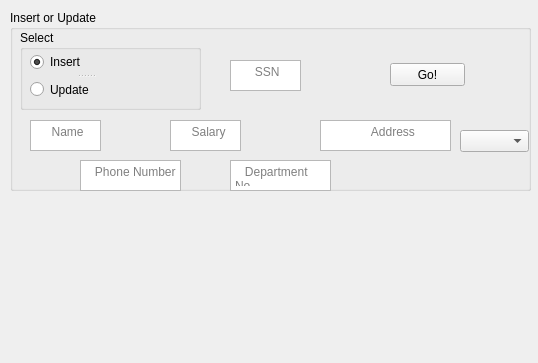
Umneiah/PharmaCompany, file employee.ui: the form before one commit.
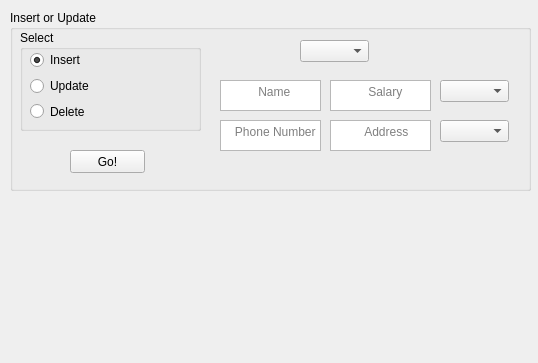
The form after the commit.

```diff
--- a/employee.ui
+++ b/employee.ui
@@ -31,44 +31,54 @@
       <x>10</x>
       <y>20</y>
       <width>181</width>
-      <height>80</height>
+      <height>101</height>
      </rect>
     </property>
     <property name="title">
      <string>Select</string>
     </property>
-    <widget class="QSplitter" name="splitter">
+    <widget class="QWidget" name="">
      <property name="geometry">
       <rect>
        <x>10</x>
        <y>20</y>
-       <width>111</width>
-       <height>51</height>
+       <width>84</width>
+       <height>71</height>
       </rect>
      </property>
-     <property name="orientation">
-      <enum>Qt::Vertical</enum>
-     </property>
-     <widget class="QRadioButton" name="radioButton">
-      <property name="text">
-       <string>Insert</string>
-      </property>
-      <property name="checked">
-       <bool>true</bool>
-      </property>
-     </widget>
-     <widget class="QRadioButton" name="UpdateRB">
-      <property name="text">
-       <string>Update</string>
-      </property>
-     </widget>
+     <layout class="QVBoxLayout" name="verticalLayout">
+      <item>
+       <widget class="QRadioButton" name="radioButton">
+        <property name="text">
+         <string>Insert</string>
+        </property>
+        <property name="checked">
+         <bool>true</bool>
+        </property>
+       </widget>
+      </item>
+      <item>
+       <widget class="QRadioButton" name="UpdateRB">
+        <property name="text">
+         <string>Update</string>
+        </property>
+       </widget>
+      </item>
+      <item>
+       <widget class="QRadioButton" name="DeleteRB">
+        <property name="text">
+         <string>Delete</string>
+        </property>
+       </widget>
+      </item>
+     </layout>
     </widget>
    </widget>
    <widget class="QPushButton" name="Perform">
     <property name="geometry">
      <rect>
-      <x>380</x>
-      <y>53</y>
+      <x>60</x>
+      <y>140</y>
       <width>75</width>
       <height>23</height>
      </rect>
@@ -77,37 +87,24 @@
      <string>Go!</string>
     </property>
    </widget>
-   <widget class="QTextEdit" name="SSN">
-    <property name="geometry">
-     <rect>
-      <x>220</x>
-      <y>50</y>
-      <width>71</width>
-      <height>31</height>
-     </rect>
-    </property>
-    <property name="placeholderText">
-     <string>      SSN</string>
-    </property>
-   </widget>
    <widget class="QTextEdit" name="Name">
     <property name="geometry">
      <rect>
-      <x>20</x>
-      <y>110</y>
-      <width>71</width>
+      <x>210</x>
+      <y>70</y>
+      <width>101</width>
       <height>31</height>
      </rect>
     </property>
     <property name="placeholderText">
-     <string>     Name</string>
+     <string>          Name</string>
     </property>
    </widget>
    <widget class="QTextEdit" name="PhoneNum">
     <property name="geometry">
      <rect>
-      <x>70</x>
-      <y>150</y>
+      <x>210</x>
+      <y>110</y>
       <width>101</width>
       <height>31</height>
      </rect>
@@ -119,62 +116,59 @@
    <widget class="QTextEdit" name="Salary">
     <property name="geometry">
      <rect>
-      <x>160</x>
-      <y>110</y>
-      <width>71</width>
+      <x>320</x>
+      <y>70</y>
+      <width>101</width>
       <height>31</height>
      </rect>
     </property>
     <property name="placeholderText">
-     <string>     Salary</string>
+     <string>          Salary</string>
     </property>
    </widget>
    <widget class="QComboBox" name="comboBox">
     <property name="geometry">
      <rect>
-      <x>450</x>
-      <y>120</y>
+      <x>430</x>
+      <y>110</y>
       <width>69</width>
       <height>22</height>
      </rect>
     </property>
    </widget>
-   <widget class="QTextEdit" name="DepartNum">
-    <property name="geometry">
-     <rect>
-      <x>220</x>
-      <y>150</y>
-      <width>101</width>
-      <height>31</height>
-     </rect>
-    </property>
-    <property name="placeholderText">
-     <string>   Department No.</string>
-    </property>
-   </widget>
    <widget class="QTextEdit" name="Address">
     <property name="geometry">
      <rect>
-      <x>310</x>
+      <x>320</x>
       <y>110</y>
-      <width>131</width>
+      <width>101</width>
       <height>31</height>
      </rect>
     </property>
     <property name="placeholderText">
-     <string>              Address</string>
+     <string>         Address</string>
     </property>
    </widget>
-   <zorder>splitter</zorder>
-   <zorder>groupBox</zorder>
-   <zorder>Perform</zorder>
-   <zorder>SSN</zorder>
-   <zorder>Name</zorder>
-   <zorder>PhoneNum</zorder>
-   <zorder>Salary</zorder>
-   <zorder>comboBox</zorder>
-   <zorder>DepartNum</zorder>
-   <zorder>Address</zorder>
+   <widget class="QComboBox" name="DepartNum">
+    <property name="geometry">
+     <rect>
+      <x>430</x>
+      <y>70</y>
+      <width>69</width>
+      <height>22</height>
+     </rect>
+    </property>
+   </widget>
+   <widget class="QComboBox" name="SSN">
+    <property name="geometry">
+     <rect>
+      <x>290</x>
+      <y>30</y>
+      <width>69</width>
+      <height>22</height>
+     </rect>
+    </property>
+   </widget>
   </widget>
  </widget>
  <resources/>
```
